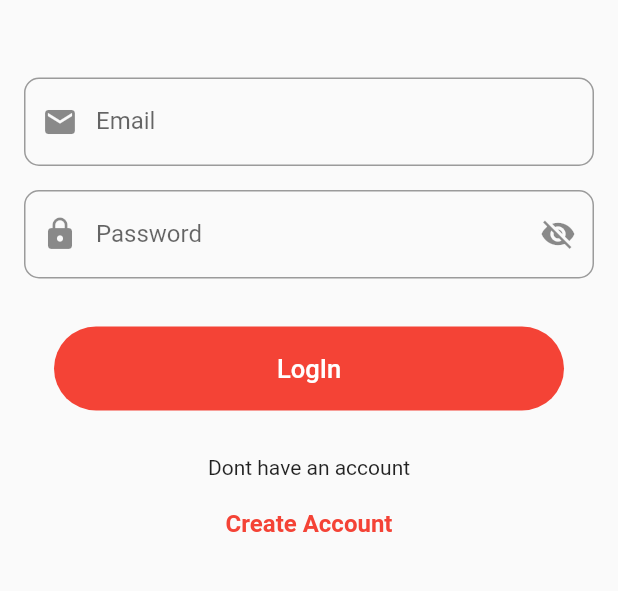
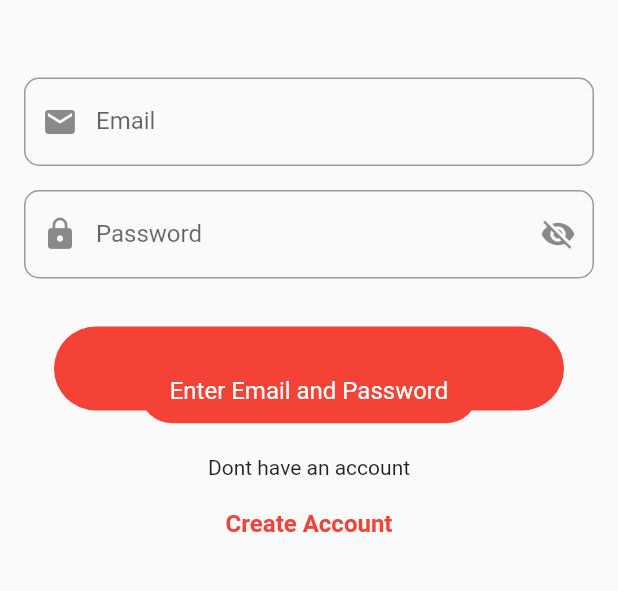
Before and after one commit to Ansab369/e-commerce-app, a Flutter app: the LoginScreen screen opened by its route, after a tap on "LogIn", on a phone screen of 412 x 824 dp, the part 227-818 px from its top. Run offline on Flutter 3.47's test engine with Material 2 defaults, Android fonts, the phone set to English and light mode, and no system bars; our stand-ins replace firebase_auth, firebase_core, fluttertoast, font_awesome_flutter; accounts and stored records are empty; network calls fail.

Commit message:
firebase login completed

```diff
--- a/lib/constants/constants.dart
+++ b/lib/constants/constants.dart
@@ -24,14 +24,17 @@ showLoaderDialogue(BuildContext context) {
       builder: (context) {
         return SizedBox(
           width: 100,
-          child: Column(children: [
+          child: Column(mainAxisSize: MainAxisSize.min, children: [
             CircularProgressIndicator(
               color: Colors.red,
             ),
             SizedBox(height: 18),
             Container(
               margin: EdgeInsets.only(left: 7),
-              child: Text('Loading...'),
+              child: Text(
+                'Loading...',
+                style: TextStyle(color: Colors.black),
+              ),
             )
           ]),
         );
@@ -81,3 +84,19 @@ String getMessageFromErrorCode(String errorCode) {
       return "Login failed. Please try again.";
   }
 }
+
+//! login validation
+bool loginValidation(String email, String password) {
+  if (email.isEmpty && password.isEmpty) {
+    showMessage('Enter Email and Password');
+    return false;
+  } else if (email.isEmpty) {
+    showMessage('Email is empty');
+    return false;
+  } else if (password.isEmpty) {
+    showMessage('Password is empty');
+    return false;
+  } else {
+    return true;
+  }
+}
--- a/lib/firebase_helper/firebase_auth_helper/firebase_auth_helper.dart
+++ b/lib/firebase_helper/firebase_auth_helper/firebase_auth_helper.dart
@@ -1,8 +1,11 @@
+// ignore_for_file: use_build_context_synchronously
+
 import 'package:firebase_auth/firebase_auth.dart';
 import 'package:flutter/material.dart';
 import 'package:flutter_ecommerce/constants/constants.dart';
 
 class FirebaseAuthHelper {
+  static FirebaseAuthHelper instance = FirebaseAuthHelper();
   final FirebaseAuth _auth = FirebaseAuth.instance; //created instance
   Stream<User?> get getAuthChange => _auth.authStateChanges();
 
@@ -12,18 +15,12 @@ class FirebaseAuthHelper {
       showLoaderDialogue(context); // loading
       final credential = await FirebaseAuth.instance.signInWithEmailAndPassword(
           email: emailAddress,
-          password: password); //sign in with email and password
+          password: password); //LogIn with email and password
       Navigator.of(context).pop();
-
-      // Navigator.of(context)
-      //     .pushNamedAndRemoveUntil('/home', (Route<dynamic> route) => false);
       return true;
-    } on FirebaseAuthException catch (e) {
-      // if (e.code == 'user-not-found') {
-      //   print('No user found for that email.');
-      // } else if (e.code == 'wrong-password') {
-      //   print('Wrong password provided for that user.');
-      // }
+    } on FirebaseAuthException catch (error) {
+      Navigator.of(context).pop();
+      showMessage(error.code.toString());
       return false;
     }
   }
--- a/lib/screens/auth_ui/login/login_screen.dart
+++ b/lib/screens/auth_ui/login/login_screen.dart
@@ -1,10 +1,19 @@
 // ignore_for_file: prefer_const_constructors, prefer_const_literals_to_create_immutables
 
 import 'package:flutter/material.dart';
+import 'package:flutter_ecommerce/constants/constants.dart';
+import 'package:flutter_ecommerce/firebase_helper/firebase_auth_helper/firebase_auth_helper.dart';
 
-class LoginScreen extends StatelessWidget {
+class LoginScreen extends StatefulWidget {
   const LoginScreen({super.key});
 
+  @override
+  State<LoginScreen> createState() => _LoginScreenState();
+}
+
+class _LoginScreenState extends State<LoginScreen> {
+  TextEditingController email = TextEditingController();
+  TextEditingController password = TextEditingController();
   @override
   Widget build(BuildContext context) {
     return Scaffold(
@@ -43,6 +52,7 @@ class LoginScreen extends StatelessWidget {
               ),
               SizedBox(height: 52.0),
               TextField(
+                controller: email,
                 keyboardType: TextInputType.emailAddress,
                 decoration: InputDecoration(
                   border: OutlineInputBorder(
@@ -55,6 +65,7 @@ class LoginScreen extends StatelessWidget {
               SizedBox(height: 16.0),
               TextField(
                 // obscureText: !_showPassword,
+                controller: password,
                 decoration: InputDecoration(
                   border: OutlineInputBorder(
                     borderRadius: BorderRadius.circular(10.0),
@@ -84,8 +95,17 @@ class LoginScreen extends StatelessWidget {
                       borderRadius: BorderRadius.circular(210),
                     ),
                   ),
-                  onPressed: () {
+                  onPressed: () async {
                     //! signIn here
+                    bool isValidate =
+                        loginValidation(email.text, password.text);
+                    if (isValidate == true) {
+                      bool isLogined = await FirebaseAuthHelper.instance
+                          .login(email.text, password.text, context);
+                      if (isLogined) {
+                        Navigator.pushReplacementNamed(context, '/home');
+                      }
+                    }
                   },
                   child: Padding(
                     padding: EdgeInsets.all(10),
```
Also changed, not shown: lib/main.dart (+19 -3 lines), 2 other files.
